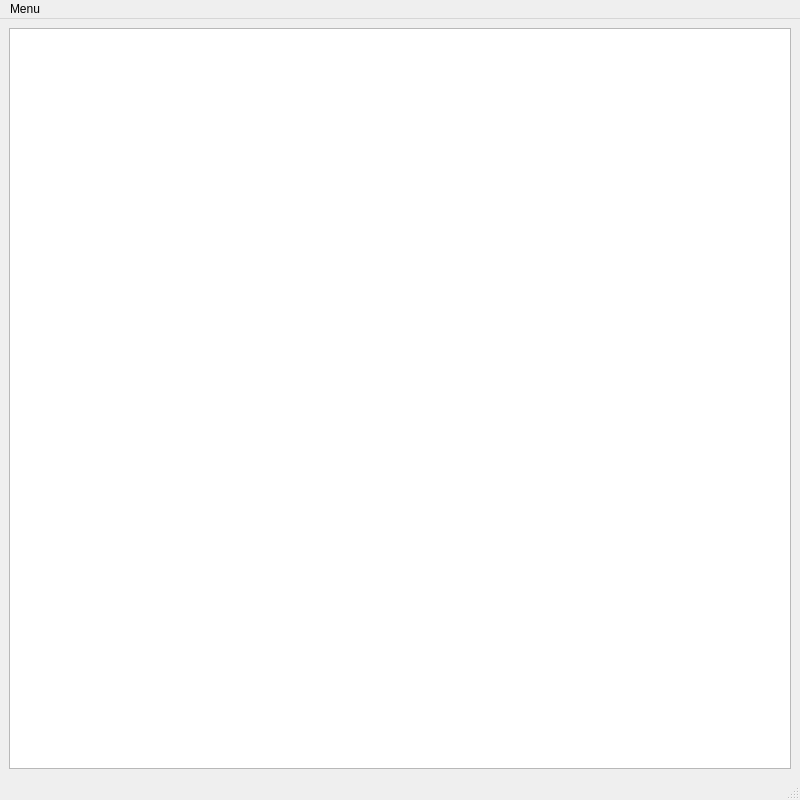
The window that frontend/GUI/ui/MainWindow/MainWindow.ui (jolif1/Checkers) describes before a commit, drawn with Qt 5.
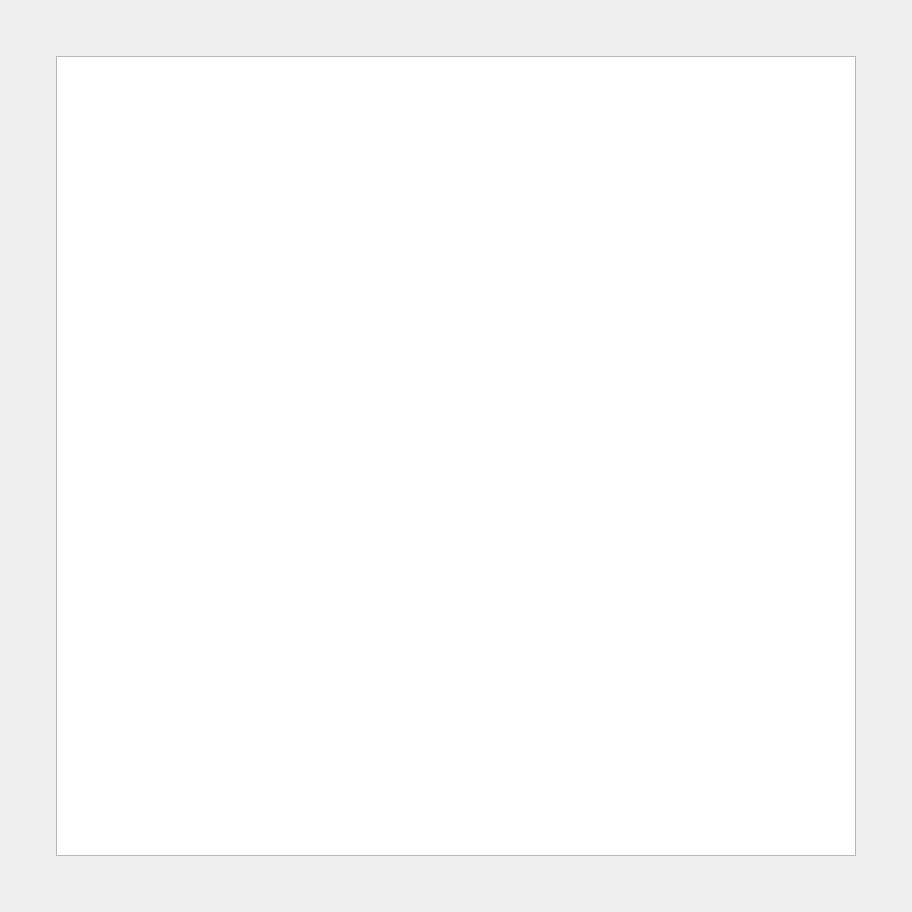
The same window after the commit. Custom widgets are drawn as their Qt base class.

Commit message: Basic game board done with Model / Delegate

The edit to the form file:
```diff
--- a/frontend/GUI/ui/MainWindow/MainWindow.ui
+++ b/frontend/GUI/ui/MainWindow/MainWindow.ui
@@ -6,19 +6,100 @@
    <rect>
     <x>0</x>
     <y>0</y>
-    <width>800</width>
-    <height>800</height>
+    <width>912</width>
+    <height>912</height>
    </rect>
   </property>
   <property name="windowTitle">
    <string>Checkers</string>
   </property>
   <widget class="QWidget" name="centralwidget">
-   <layout class="QVBoxLayout" name="verticalLayout_2">
-    <item>
-     <layout class="QVBoxLayout" name="verticalLayout">
-      <item>
-       <widget class="QTableView" name="mBoardTable">
+   <layout class="QGridLayout" name="gridLayout_2">
+    <item row="0" column="0">
+     <layout class="QGridLayout" name="gridLayout">
+      <property name="leftMargin">
+       <number>0</number>
+      </property>
+      <property name="topMargin">
+       <number>0</number>
+      </property>
+      <property name="rightMargin">
+       <number>0</number>
+      </property>
+      <property name="bottomMargin">
+       <number>0</number>
+      </property>
+      <item row="1" column="2">
+       <spacer name="horizontalSpacer_2">
+        <property name="orientation">
+         <enum>Qt::Horizontal</enum>
+        </property>
+        <property name="sizeType">
+         <enum>QSizePolicy::Expanding</enum>
+        </property>
+        <property name="sizeHint" stdset="0">
+         <size>
+          <width>40</width>
+          <height>20</height>
+         </size>
+        </property>
+       </spacer>
+      </item>
+      <item row="1" column="0">
+       <spacer name="horizontalSpacer">
+        <property name="orientation">
+         <enum>Qt::Horizontal</enum>
+        </property>
+        <property name="sizeType">
+         <enum>QSizePolicy::Expanding</enum>
+        </property>
+        <property name="sizeHint" stdset="0">
+         <size>
+          <width>40</width>
+          <height>20</height>
+         </size>
+        </property>
+       </spacer>
+      </item>
+      <item row="0" column="1">
+       <spacer name="verticalSpacer">
+        <property name="orientation">
+         <enum>Qt::Vertical</enum>
+        </property>
+        <property name="sizeType">
+         <enum>QSizePolicy::Expanding</enum>
+        </property>
+        <property name="sizeHint" stdset="0">
+         <size>
+          <width>20</width>
+          <height>40</height>
+         </size>
+        </property>
+       </spacer>
+      </item>
+      <item row="1" column="1">
+       <widget class="frontend::gui::Board" name="mBoardTable">
+        <property name="sizePolicy">
+         <sizepolicy hsizetype="Preferred" vsizetype="Preferred">
+          <horstretch>0</horstretch>
+          <verstretch>0</verstretch>
+         </sizepolicy>
+        </property>
+        <property name="minimumSize">
+         <size>
+          <width>800</width>
+          <height>800</height>
+         </size>
+        </property>
+        <property name="verticalScrollBarPolicy">
+         <enum>Qt::ScrollBarAlwaysOff</enum>
+        </property>
+        <property name="horizontalScrollBarPolicy">
+         <enum>Qt::ScrollBarAlwaysOff</enum>
+        </property>
+        <property name="sizeAdjustPolicy">
+         <enum>QAbstractScrollArea::AdjustToContents</enum>
+        </property>
         <property name="editTriggers">
          <set>QAbstractItemView::NoEditTriggers</set>
         </property>
@@ -48,28 +129,39 @@
         </attribute>
        </widget>
       </item>
+      <item row="2" column="1">
+       <spacer name="verticalSpacer_2">
+        <property name="orientation">
+         <enum>Qt::Vertical</enum>
+        </property>
+        <property name="sizeType">
+         <enum>QSizePolicy::Expanding</enum>
+        </property>
+        <property name="sizeHint" stdset="0">
+         <size>
+          <width>20</width>
+          <height>40</height>
+         </size>
+        </property>
+       </spacer>
+      </item>
      </layout>
     </item>
    </layout>
   </widget>
-  <widget class="QMenuBar" name="menubar">
-   <property name="geometry">
-    <rect>
-     <x>0</x>
-     <y>0</y>
-     <width>800</width>
-     <height>21</height>
-    </rect>
+  <action name="actionNew_Game">
+   <property name="text">
+    <string>New Game</string>
    </property>
-   <widget class="QMenu" name="menuMenu">
-    <property name="title">
-     <string>Menu</string>
-    </property>
-   </widget>
-   <addaction name="menuMenu"/>
-  </widget>
-  <widget class="QStatusBar" name="statusbar"/>
+  </action>
  </widget>
+ <customwidgets>
+  <customwidget>
+   <class>frontend::gui::Board</class>
+   <extends>QTableView</extends>
+   <header>Board.h</header>
+  </customwidget>
+ </customwidgets>
  <resources/>
  <connections/>
 </ui>
```
Left out of the diff: 2 changed lines with no effect on the pictures. The commit also changes 20 other files.
